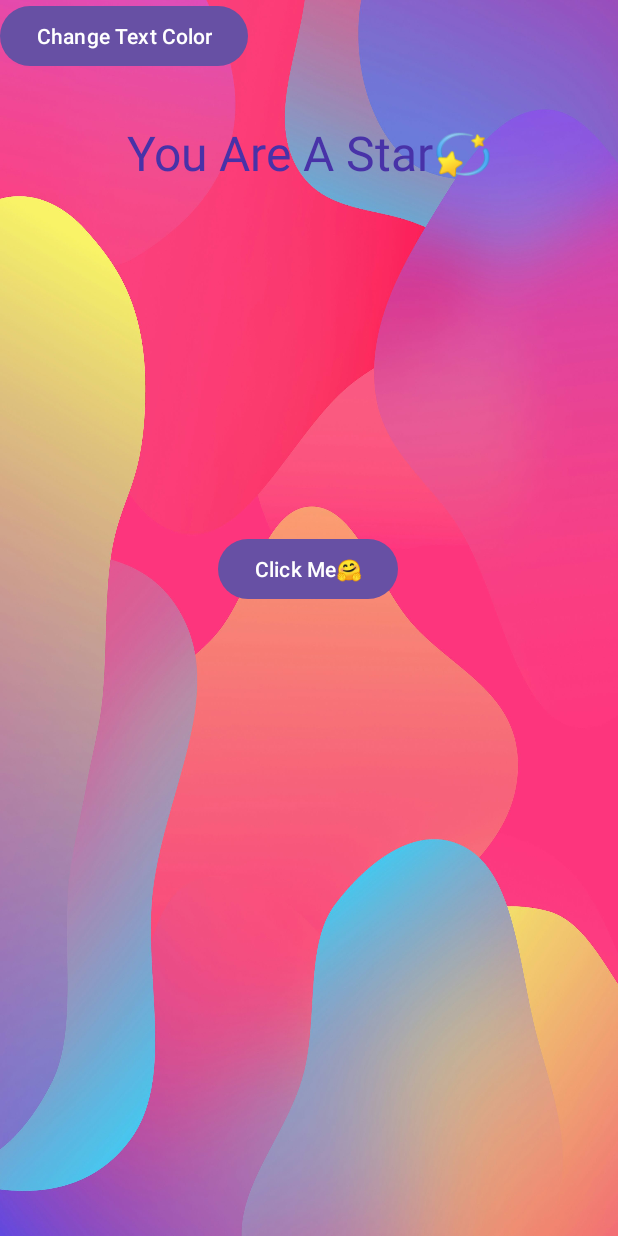
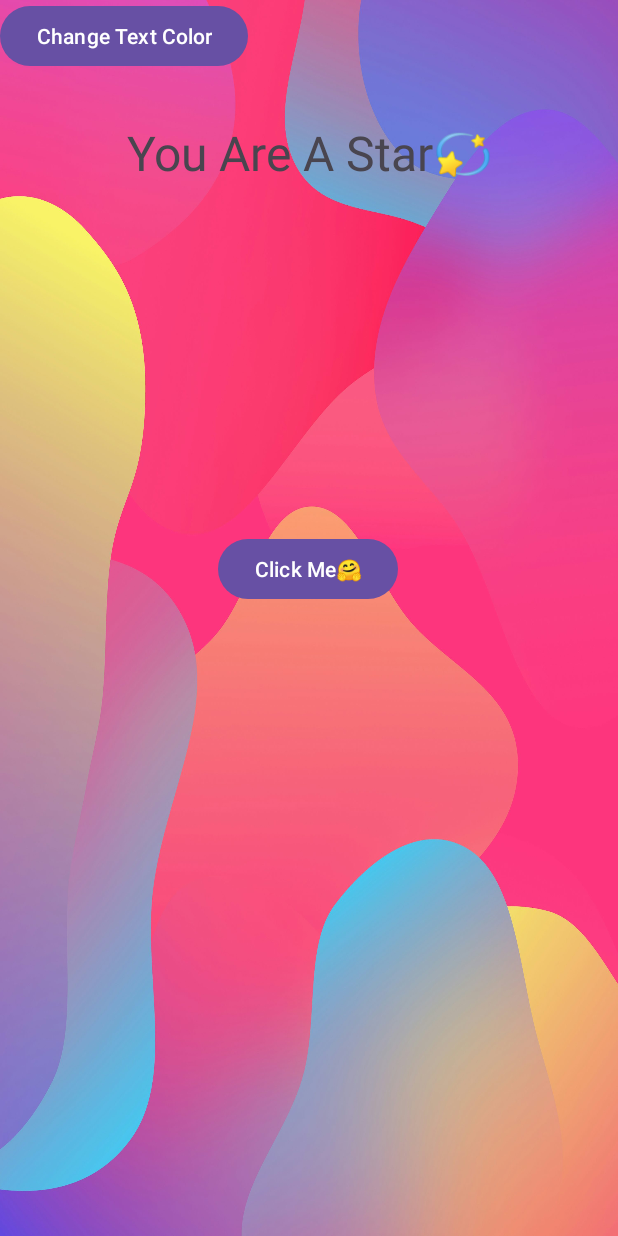
Before and after one commit to GirlAfro/HelloWorld, an Android app: the screen it shows after launch (MainActivity), after a tap on "Change Text Color", on a phone screen of 412 x 824 dp. Run offline under Robolectric (Android 15) with nearby library versions, the phone set to English and light mode, and no system bars; 1 other tap on this screen came first.

Commit message:
Revert "text changes color from grey to purple"
This reverts commit c5a01012411d47c2292c8406fbc964c42e06fc3f.

```diff
--- a/app/src/main/java/com/example/helloworld/MainActivity.java
+++ b/app/src/main/java/com/example/helloworld/MainActivity.java
@@ -31,7 +31,6 @@ public class MainActivity extends AppCompatActivity {
     }
     public void onBtnChangeTextColorClick(View view) {
         TextView tvChangeText = findViewById(R.id.tvChangeText);
-        tvChangeText.setText("You Are A Star💫");
         tvChangeText.setTextColor(getResources().getColor(R.color.purple_200));
     }
 
--- a/app/src/main/res/layout/activity_main.xml
+++ b/app/src/main/res/layout/activity_main.xml
@@ -40,7 +40,7 @@
         android:layout_below="@id/btnChangeText"
         android:layout_centerHorizontal="true"
         android:layout_marginTop="16dp"
-        android:onClick="onBtnChangeTextColorClick"
+        android:onClick="onBtnChangeTextClick"
 
         tools:ignore="MissingConstraints" />
 
```
